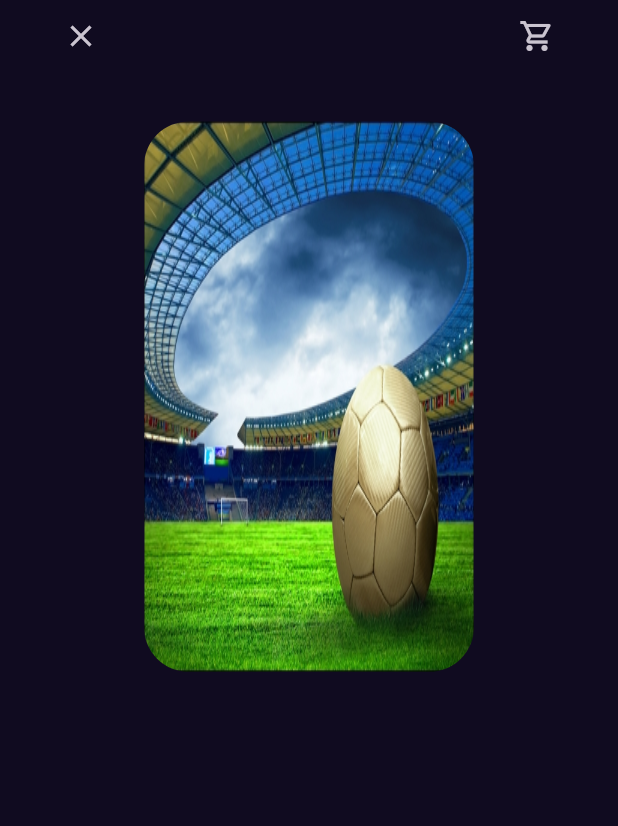
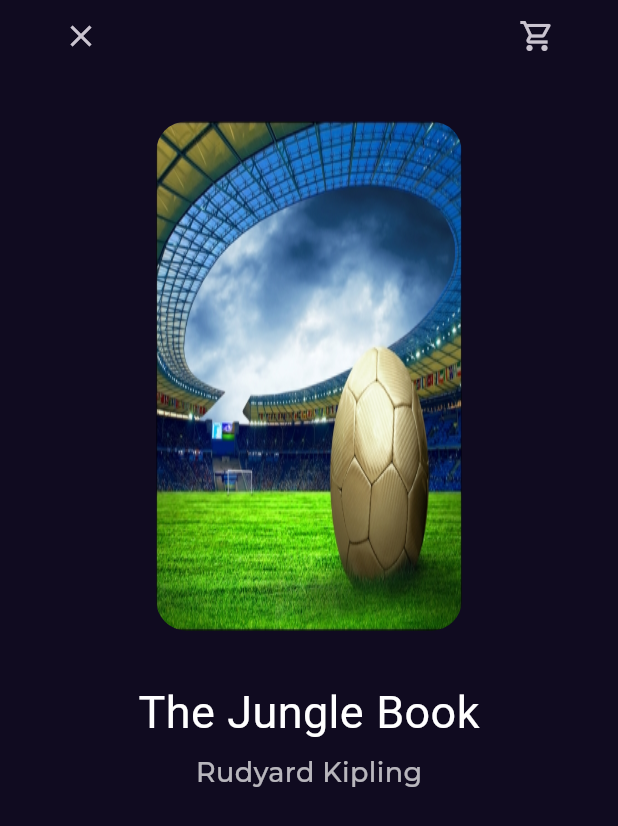
Before and after one commit to Shehab-adel/bookly_app, a Flutter app: the BookDetailsScreen screen opened by its route, on a phone screen of 412 x 824 dp. Shown: the top 826 px of the screen. Run offline on Flutter 3.47's test engine with Material 2 defaults, Android fonts, the phone set to English and light mode, and no system bars; our stand-ins replace font_awesome_flutter, go_router, google_fonts; project files that could hold a hidden picture were left out.

Commit message:
I created title and subtitle of details screen

```diff
--- a/lib/core/utils/styles.dart
+++ b/lib/core/utils/styles.dart
@@ -16,8 +16,15 @@ abstract class Styles {
       fontSize: 22, fontWeight: FontWeight.bold, fontFamily: kGTSectraRegular);
 
   static TextStyle textStyle14 = const TextStyle(
-      fontSize: 14, fontWeight: FontWeight.w500, color: Color(0xff707070));
+    fontSize: 14,
+    fontWeight: FontWeight.w500,
+  );
 
   static TextStyle textStyle16 = const TextStyle(
       fontSize: 16, fontWeight: FontWeight.w500, fontFamily: kGTSectraRegular);
+
+  static TextStyle textStyle30 = const TextStyle(
+      fontSize: 30,
+      fontWeight: FontWeight.normal,
+      fontFamily: kGTSectraRegular);
 }
--- a/lib/features/home/presentaion/screens/book_details_screen.dart
+++ b/lib/features/home/presentaion/screens/book_details_screen.dart
@@ -1,6 +1,8 @@
 import 'package:bookly_app/features/home/presentaion/screens/widgets/book_details_screen_appbare_widget.dart';
 import 'package:bookly_app/features/home/presentaion/screens/widgets/listview_item_widget.dart';
 import 'package:flutter/material.dart';
+
+import 'widgets/book_details_title_and_subtitle_widget.dart';
 
 class BookDetailsScreen extends StatelessWidget {
   const BookDetailsScreen({super.key});
@@ -16,9 +18,10 @@ class BookDetailsScreen extends StatelessWidget {
             const BookDetailsScreenAppbareWidget(),
             Padding(
               padding: EdgeInsets.symmetric(
-                  horizontal: size.width * .16, vertical: size.height * .04),
+                  horizontal: size.width * .18, vertical: size.height * .04),
               child: const ListViewItemWidget(),
-            )
+            ),
+            const BookDetailsTitleAndSubTitle(),
           ],
         ),
       ),
--- a/lib/features/home/presentaion/screens/widgets/best_seller/best_seller_listview_item_widget.dart
+++ b/lib/features/home/presentaion/screens/widgets/best_seller/best_seller_listview_item_widget.dart
@@ -35,9 +35,12 @@ class BestSellerListViewItemWidget extends StatelessWidget {
                     const SizedBox(
                       height: 3,
                     ),
-                    Text(
-                      "J.K. Rowling",
-                      style: Styles.textStyle14,
+                    Opacity(
+                      opacity: .7,
+                      child: Text(
+                        "J.K. Rowling",
+                        style: Styles.textStyle14,
+                      ),
                     ),
                     const BottomBestSellerWidget()
                   ],
--- a/lib/features/home/presentaion/screens/widgets/best_seller/bottom_best_seller_widget.dart
+++ b/lib/features/home/presentaion/screens/widgets/best_seller/bottom_best_seller_widget.dart
@@ -25,9 +25,12 @@ class BottomBestSellerWidget extends StatelessWidget {
           style: Styles.textStyle16,
         ),
         const SizedBox(width: 5),
-        Text(
-          "(2390)",
-          style: Styles.textStyle14.copyWith(fontWeight: FontWeight.w400),
+        Opacity(
+          opacity: .7,
+          child: Text(
+            "(2390)",
+            style: Styles.textStyle14.copyWith(fontWeight: FontWeight.w400),
+          ),
         )
       ],
     );
--- /dev/null
+++ b/lib/features/home/presentaion/screens/widgets/book_details_title_and_subtitle_widget.dart
@@ -0,0 +1,28 @@
+import 'package:bookly_app/core/utils/styles.dart';
+import 'package:flutter/material.dart';
+
+class BookDetailsTitleAndSubTitle extends StatelessWidget {
+  const BookDetailsTitleAndSubTitle({super.key});
+
+  @override
+  Widget build(BuildContext context) {
+    return Column(
+      children: [
+        Text(
+          'The Jungle Book',
+          style: Styles.textStyle30,
+        ),
+        SizedBox(
+          height: 6,
+        ),
+        Opacity(
+          opacity: .7,
+          child: Text(
+            'Rudyard Kipling',
+            style: Styles.textStyle18.copyWith(fontWeight: FontWeight.w500),
+          ),
+        )
+      ],
+    );
+  }
+}
--- a/lib/features/home/presentaion/screens/widgets/listview_item_widget.dart
+++ b/lib/features/home/presentaion/screens/widgets/listview_item_widget.dart
@@ -10,7 +10,7 @@ class ListViewItemWidget extends StatelessWidget {
       aspectRatio: .6,
       child: Container(
         decoration: BoxDecoration(
-            borderRadius: BorderRadius.circular(30),
+            borderRadius: BorderRadius.circular(20),
             image: const DecorationImage(
                 image: AssetImage(
                   Assets.bookHighlight,
```
